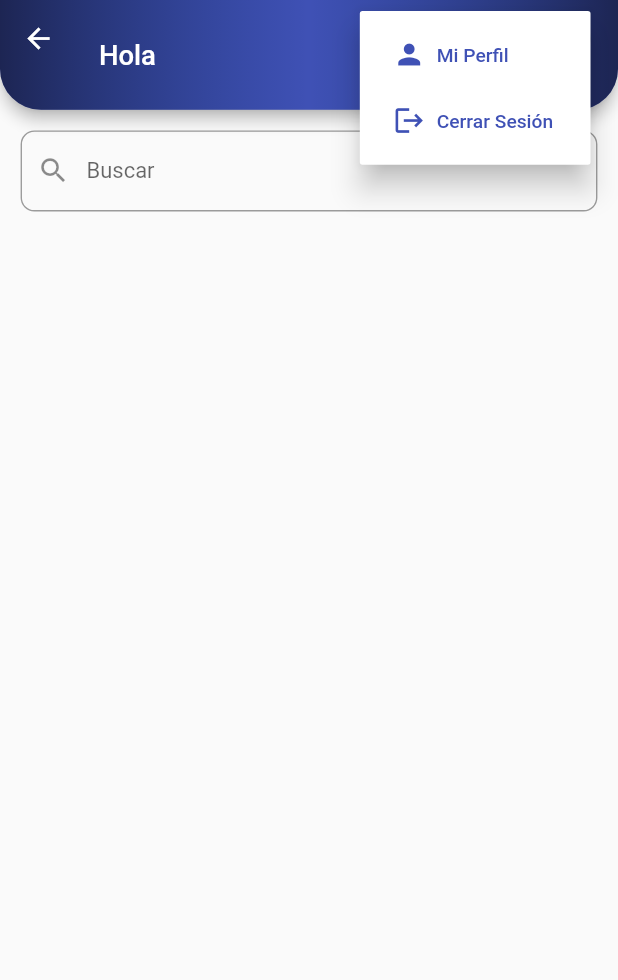
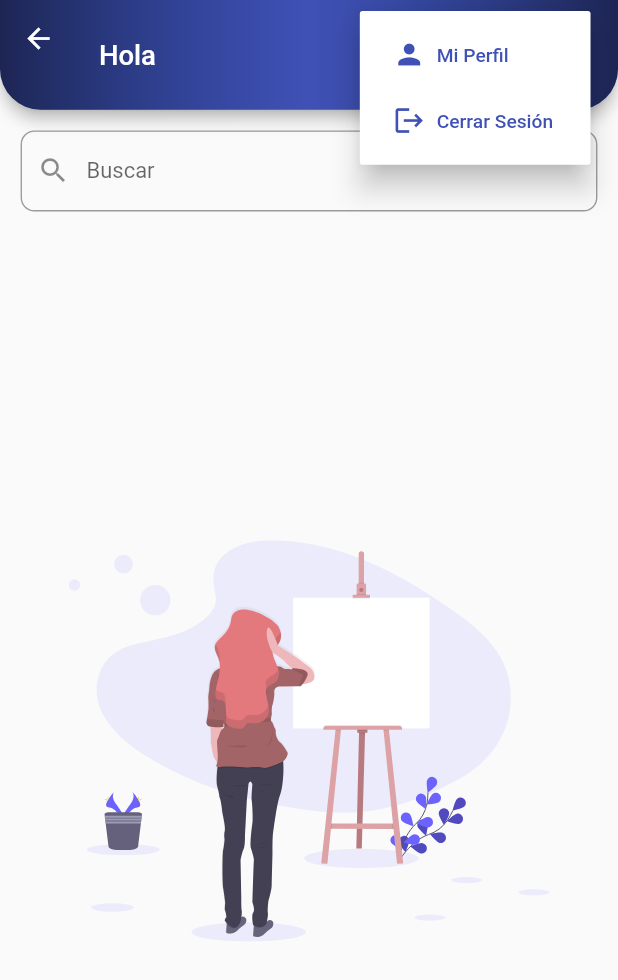
Before and after one commit to Roycho1885/tuTurnoApp, a Flutter app: the Clientes screen opened directly with empty values, after a tap on the "person" icon, on a phone screen of 412 x 824 dp. Shown: the top 980 px of the screen. Run offline on Flutter 3.47's test engine with Material 2 defaults, Android fonts, the light colour scheme and no system bars; our stand-ins replace cloud_firestore, firebase_auth, firebase_core, flutter_slidable, flutter_svg, mask_text_input_formatter and 1 more; missing offline and left inert: splash_screen_view; accounts and stored records are empty.

Commit message:
Query búsqueda clientes en Panel Admin

```diff
--- a/lib/Paginas/clientes.dart
+++ b/lib/Paginas/clientes.dart
@@ -1,6 +1,7 @@
 import 'package:cloud_firestore/cloud_firestore.dart';
 import 'package:flutter/material.dart';
 import 'package:flutter_slidable/flutter_slidable.dart';
+import 'package:flutter_svg/svg.dart';
 import 'package:tuturnoapp/Modelo/Cliente.dart';
 import 'package:tuturnoapp/Modelo/Gimnasios.dart';
 import 'package:tuturnoapp/Paginas/perfilClientes.dart';
@@ -67,6 +68,7 @@ class _Clientes extends State<Clientes> {
         .collection('Gimnasios')
         .doc(widget.pasoDatosGim!.nombre)
         .collection('Clientes')
+        .where('admin', isEqualTo: 'No')
         .where('apellido', isGreaterThanOrEqualTo: nombreCli)
         .orderBy('apellido')
         .snapshots();
@@ -79,7 +81,7 @@ class _Clientes extends State<Clientes> {
         .collection('Gimnasios')
         .doc(widget.pasoDatosGim!.nombre)
         .collection('Clientes')
-        .orderBy('apellido')
+        .where('admin', isEqualTo: 'No')
         .snapshots();
   }
 
@@ -96,6 +98,7 @@ class _Clientes extends State<Clientes> {
           : getUsuarios(),
       builder: (context, AsyncSnapshot<QuerySnapshot> snapshot) {
         if (snapshot.hasError) {
+          print(snapshot.error);
           return Text('Algo anda mal...Reintenta');
         }
         if (snapshot.connectionState == ConnectionState.waiting) {
@@ -103,6 +106,13 @@ class _Clientes extends State<Clientes> {
             child: CircularProgressIndicator(
               color: Colors.amber,
             ),
+          );
+        }
+        if (snapshot.data!.docs.length == 0) {
+          return Container(
+            padding: EdgeInsets.all(50),
+            alignment: Alignment.center,
+            child: SvgPicture.asset('assets/images/sindatos.svg'),
           );
         }
         if (snapshot.hasData) {
--- a/lib/Widgets/alertDialog.dart
+++ b/lib/Widgets/alertDialog.dart
@@ -7,7 +7,7 @@ class AlertaDialogo extends StatelessWidget {
   late VoidCallback contCallBack;
 
   AlertaDialogo(this.titulo, this.contenido, this.contCallBack);
-  TextStyle estiloTexto = TextStyle(color: Colors.black);
+  TextStyle estiloTexto = TextStyle(color: Colors.black, fontSize: 15);
   @override
   Widget build(BuildContext context) {
     return BackdropFilter(
--- a/pubspec.yaml
+++ b/pubspec.yaml
@@ -46,6 +46,7 @@ flutter:
       - assets/images/asistencia.svg
       - assets/images/pagos.svg
       - assets/images/caja.svg
+      - assets/images/sindatos.svg
       - assets/images/notificaciones.svg
       - assets/images/logogris.png
       - assets/images/tuturnoicon.png
```
Also changed, not shown: assets/images/sindatos.svg (added). Lines whose indentation alone changed are shown as unchanged.
